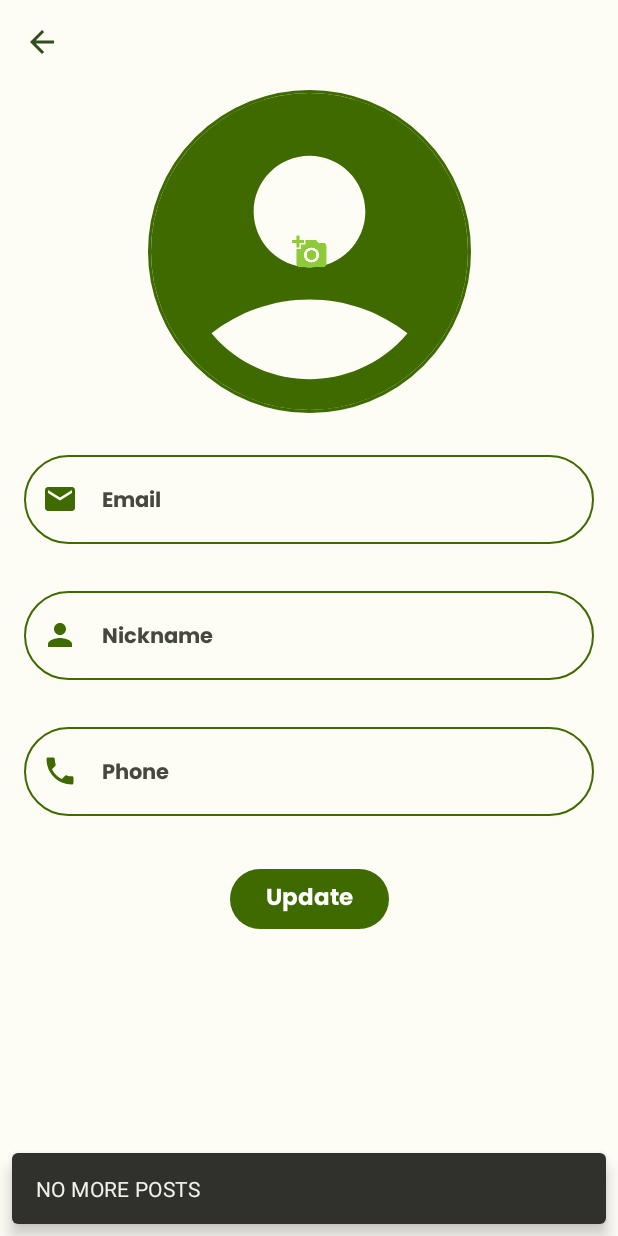
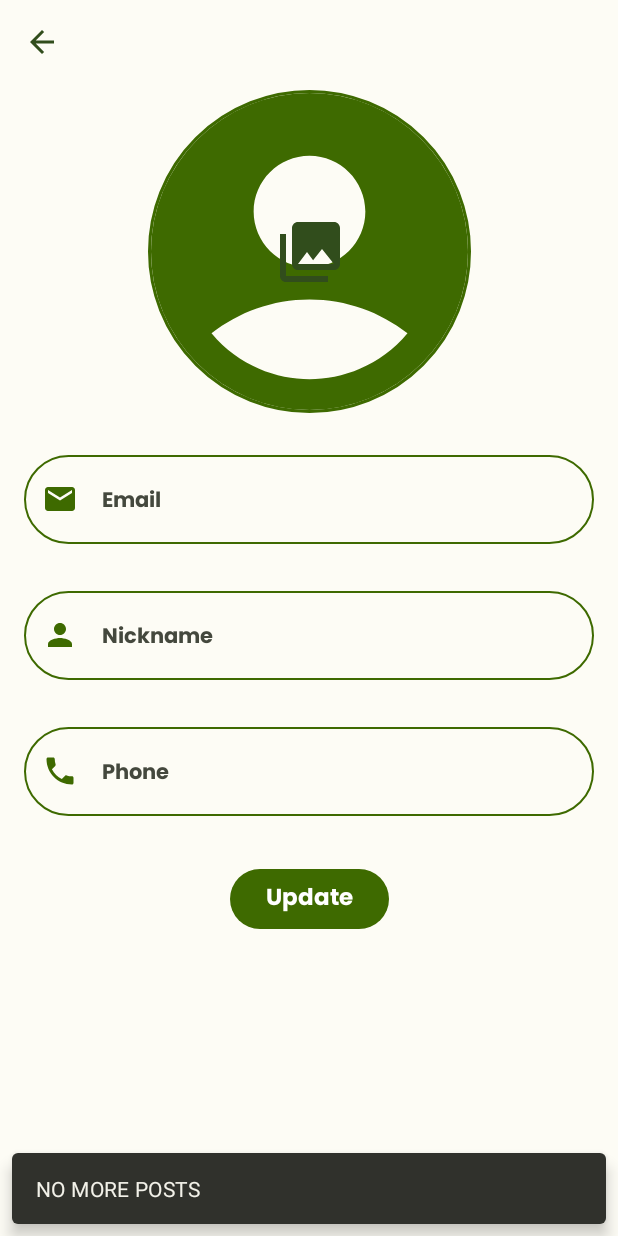
Before and after one commit to mohamedebrahem13/FindMyPet, an Android app: the fragment ProfileEdit placed in its activity, on a phone screen of 412 x 824 dp. Run offline under Robolectric (Android 15) with nearby library versions, the phone set to English and light mode, and no system bars; our stand-ins replace AdMob, CircleImageView, Dagger/Hilt's generated code, Firebase (no records; nobody signed in at launch, a user with empty details on screens opened directly), data binding; pictures from the network do not load; 5 statements that could not run were skipped.

Commit message:
change to the ui and notification

```diff
--- a/app/src/main/java/com/example/findmypet/ui/home/HomeFragment.kt
+++ b/app/src/main/java/com/example/findmypet/ui/home/HomeFragment.kt
@@ -33,7 +33,6 @@ class HomeFragment : Fragment() {
     ): View {
         binding = FragmentHomeBinding.inflate(inflater)
 
-        binding.floatingActionButton.setImageResource(R.drawable.ic_baseline_add_24)
         binding.floatingActionButton.imageTintList = null
         binding.floatingActionButton.setOnClickListener {
             findNavController().navigate(HomeFragmentDirections.actionHomeFragmentToAddPet())
--- a/app/src/main/res/drawable-hdpi/delete_forever.xml
+++ b/app/src/main/res/drawable-hdpi/delete_forever_50.xml
@@ -1,6 +1,6 @@
 <vector xmlns:android="http://schemas.android.com/apk/res/android"
-    android:width="24dp"
-    android:height="24dp"
+    android:width="48dp"
+    android:height="48dp"
     android:viewportWidth="24"
     android:viewportHeight="24">
   <path
--- /dev/null
+++ b/app/src/main/res/drawable-hdpi/photo_library.xml
@@ -0,0 +1,9 @@
+<vector xmlns:android="http://schemas.android.com/apk/res/android"
+    android:width="48dp"
+    android:height="48dp"
+    android:viewportWidth="24"
+    android:viewportHeight="24">
+  <path
+      android:pathData="M22,16L22,4c0,-1.1 -0.9,-2 -2,-2L8,2c-1.1,0 -2,0.9 -2,2v12c0,1.1 0.9,2 2,2h12c1.1,0 2,-0.9 2,-2zM11,12l2.03,2.71L16,11l4,5L8,16l3,-4zM2,6v14c0,1.1 0.9,2 2,2h14v-2L4,20L4,6L2,6z"
+      android:fillColor="#314D1C"/>
+</vector>
--- a/app/src/main/res/drawable-mdpi/delete_forever.xml
+++ b/app/src/main/res/drawable-mdpi/delete_forever_50.xml
@@ -1,6 +1,6 @@
 <vector xmlns:android="http://schemas.android.com/apk/res/android"
-    android:width="24dp"
-    android:height="24dp"
+    android:width="48dp"
+    android:height="48dp"
     android:viewportWidth="24"
     android:viewportHeight="24">
   <path
--- /dev/null
+++ b/app/src/main/res/drawable-mdpi/photo_library.xml
@@ -0,0 +1,9 @@
+<vector xmlns:android="http://schemas.android.com/apk/res/android"
+    android:width="48dp"
+    android:height="48dp"
+    android:viewportWidth="24"
+    android:viewportHeight="24">
+  <path
+      android:pathData="M22,16L22,4c0,-1.1 -0.9,-2 -2,-2L8,2c-1.1,0 -2,0.9 -2,2v12c0,1.1 0.9,2 2,2h12c1.1,0 2,-0.9 2,-2zM11,12l2.03,2.71L16,11l4,5L8,16l3,-4zM2,6v14c0,1.1 0.9,2 2,2h14v-2L4,20L4,6L2,6z"
+      android:fillColor="#314D1C"/>
+</vector>
--- a/app/src/main/res/drawable-xxhdpi/delete_forever.xml
+++ b/app/src/main/res/drawable-xxhdpi/delete_forever_50.xml
@@ -1,6 +1,6 @@
 <vector xmlns:android="http://schemas.android.com/apk/res/android"
-    android:width="24dp"
-    android:height="24dp"
+    android:width="48dp"
+    android:height="48dp"
     android:viewportWidth="24"
     android:viewportHeight="24">
   <path
--- /dev/null
+++ b/app/src/main/res/drawable-xxhdpi/photo_library.xml
@@ -0,0 +1,9 @@
+<vector xmlns:android="http://schemas.android.com/apk/res/android"
+    android:width="48dp"
+    android:height="48dp"
+    android:viewportWidth="24"
+    android:viewportHeight="24">
+  <path
+      android:pathData="M22,16L22,4c0,-1.1 -0.9,-2 -2,-2L8,2c-1.1,0 -2,0.9 -2,2v12c0,1.1 0.9,2 2,2h12c1.1,0 2,-0.9 2,-2zM11,12l2.03,2.71L16,11l4,5L8,16l3,-4zM2,6v14c0,1.1 0.9,2 2,2h14v-2L4,20L4,6L2,6z"
+      android:fillColor="#314D1C"/>
+</vector>
--- /dev/null
+++ b/app/src/main/res/drawable/baseline_add_24.xml
@@ -0,0 +1,5 @@
+<vector xmlns:android="http://schemas.android.com/apk/res/android" android:autoMirrored="true" android:height="24dp" android:tint="#FFFFFF" android:viewportHeight="24" android:viewportWidth="24" android:width="24dp">
+
+    <path android:fillColor="@android:color/white" android:pathData="M19,13h-6v6h-2v-6H5v-2h6V5h2v6h6v2z"/>
+
+</vector>
--- a/app/src/main/res/drawable/ic_baseline_add_24.xml
+++ /dev/null
@@ -1,5 +0,0 @@
-<vector android:autoMirrored="true" android:height="24dp"
-    android:tint="#242422" android:viewportHeight="24"
-    android:viewportWidth="24" android:width="24dp" xmlns:android="http://schemas.android.com/apk/res/android">
-    <path android:fillColor="@android:color/white" android:pathData="M19,13h-6v6h-2v-6H5v-2h6V5h2v6h6v2z"/>
-</vector>
--- a/app/src/main/res/drawable/ic_baseline_add_a_photo_24.xml
+++ /dev/null
@@ -1,5 +0,0 @@
-<vector android:autoMirrored="true" android:height="24dp"
-    android:tint="#8FCA3B" android:viewportHeight="24"
-    android:viewportWidth="24" android:width="24dp" xmlns:android="http://schemas.android.com/apk/res/android">
-    <path android:fillColor="@android:color/white" android:pathData="M3,4V1h2v3h3v2H5v3H3V6H0V4H3zM6,10V7h3V4h7l1.83,2H21c1.1,0 2,0.9 2,2v12c0,1.1 -0.9,2 -2,2H5c-1.1,0 -2,-0.9 -2,-2V10H6zM13,19c2.76,0 5,-2.24 5,-5s-2.24,-5 -5,-5s-5,2.24 -5,5S10.24,19 13,19zM9.8,14c0,1.77 1.43,3.2 3.2,3.2s3.2,-1.43 3.2,-3.2s-1.43,-3.2 -3.2,-3.2S9.8,12.23 9.8,14z"/>
-</vector>
--- a/app/src/main/res/layout/fragment_profile_edit.xml
+++ b/app/src/main/res/layout/fragment_profile_edit.xml
@@ -50,7 +50,7 @@
             app:layout_constraintEnd_toEndOf="@+id/imageView"
             app:layout_constraintStart_toStartOf="@+id/imageView"
             app:layout_constraintTop_toTopOf="@+id/imageView"
-            app:srcCompat="@drawable/ic_baseline_add_a_photo_24"
+            app:srcCompat="@drawable/photo_library"
             tools:ignore="ImageContrastCheck" />
 
         <com.google.android.material.textfield.TextInputLayout
--- a/app/src/main/res/layout/item_image.xml
+++ b/app/src/main/res/layout/item_image.xml
@@ -40,7 +40,7 @@
             app:layout_constraintStart_toStartOf="@+id/imageView"
             app:layout_constraintTop_toTopOf="parent"
             app:layout_constraintVertical_bias="0.0"
-            app:srcCompat="@drawable/ic_baseline_delete_24"
+            app:srcCompat="@drawable/delete_forever_50"
             tools:ignore="SpeakableTextPresentCheck,ImageContrastCheck" />
     </androidx.constraintlayout.widget.ConstraintLayout>
 </layout>
--- a/app/src/main/res/layout/user_post_item.xml
+++ b/app/src/main/res/layout/user_post_item.xml
@@ -72,7 +72,7 @@
                     android:onClick="@{() -> postListener.onDeleteClick(post)}"
                     app:layout_constraintStart_toStartOf="parent"
                     app:layout_constraintTop_toTopOf="parent"
-                    app:srcCompat="@drawable/delete_forever"
+                    app:srcCompat="@drawable/delete_forever_50"
                     tools:ignore="SpeakableTextPresentCheck" />
 
             </com.google.android.material.card.MaterialCardView>
```
Also changed, not shown: app/src/main/res/layout/fragment_addpet.xml (+9 -10 lines), app/src/main/res/layout/fragment_home.xml (+12 -7 lines), app/src/main/res/values/themes.xml (+19 -0 lines).
